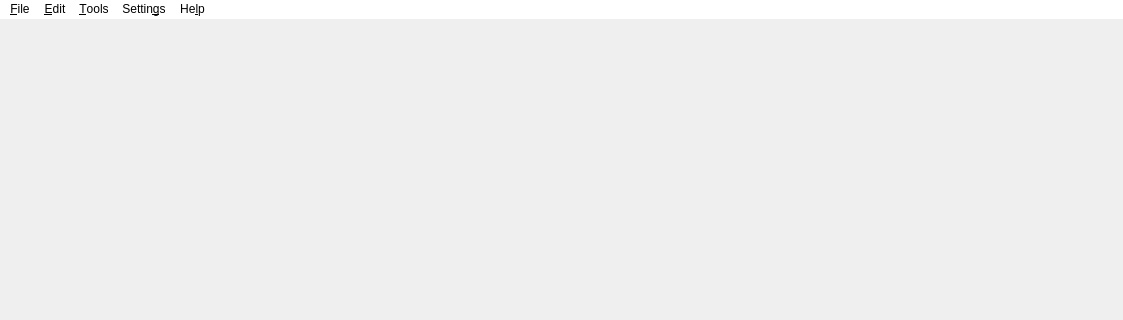
Qt form ui/MainWindow.ui (enkerewpo/project-kakapos) before a commit; both pictures show x 0 to 1123 and y 0 to 320 of the 1123 by 608 pixel window.
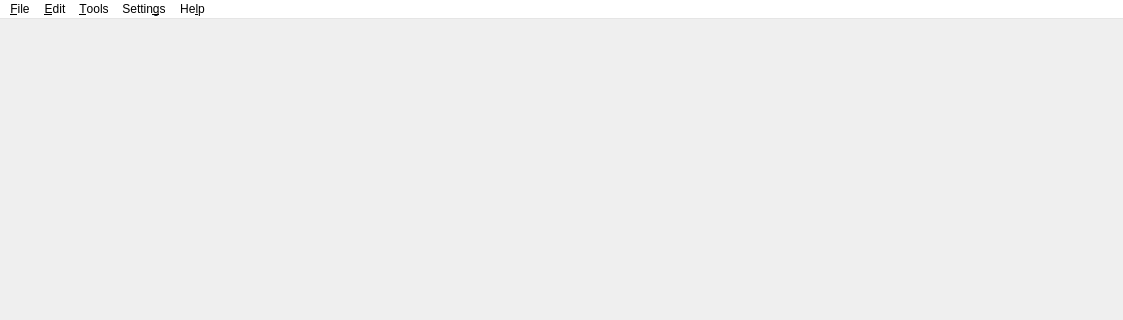
The same form after that commit. Icons and pictures are not drawn.

Patch:
```diff
--- a/ui/MainWindow.ui
+++ b/ui/MainWindow.ui
@@ -24,9 +24,6 @@
     <normaloff>../images/kakapos_ico.png</normaloff>
     <normalon>:/images/logo</normalon>../images/kakapos_ico.png</iconset>
   </property>
-  <property name="styleSheet">
-   <string notr="true">button:hover{color:gray}</string>
-  </property>
   <property name="documentMode">
    <bool>false</bool>
   </property>
@@ -54,7 +51,7 @@
      <x>0</x>
      <y>0</y>
      <width>1123</width>
-     <height>22</height>
+     <height>21</height>
     </rect>
    </property>
    <property name="palette">
@@ -114,6 +111,15 @@
         </color>
        </brush>
       </colorrole>
+      <colorrole role="PlaceholderText">
+       <brush brushstyle="NoBrush">
+        <color alpha="128">
+         <red>0</red>
+         <green>0</green>
+         <blue>0</blue>
+        </color>
+       </brush>
+      </colorrole>
      </active>
      <inactive>
       <colorrole role="WindowText">
@@ -170,6 +176,15 @@
         </color>
        </brush>
       </colorrole>
+      <colorrole role="PlaceholderText">
+       <brush brushstyle="NoBrush">
+        <color alpha="128">
+         <red>0</red>
+         <green>0</green>
+         <blue>0</blue>
+        </color>
+       </brush>
+      </colorrole>
      </inactive>
      <disabled>
       <colorrole role="WindowText">
@@ -226,6 +241,15 @@
         </color>
        </brush>
       </colorrole>
+      <colorrole role="PlaceholderText">
+       <brush brushstyle="NoBrush">
+        <color alpha="128">
+         <red>0</red>
+         <green>0</green>
+         <blue>0</blue>
+        </color>
+       </brush>
+      </colorrole>
      </disabled>
     </palette>
    </property>
@@ -235,10 +259,6 @@
    <property name="contextMenuPolicy">
     <enum>Qt::CustomContextMenu</enum>
    </property>
-   <property name="styleSheet">
-    <string notr="true">background:white
-</string>
-   </property>
    <property name="defaultUp">
     <bool>false</bool>
    </property>
```
Left out of the diff: 4 changed lines with no effect on the pictures.
